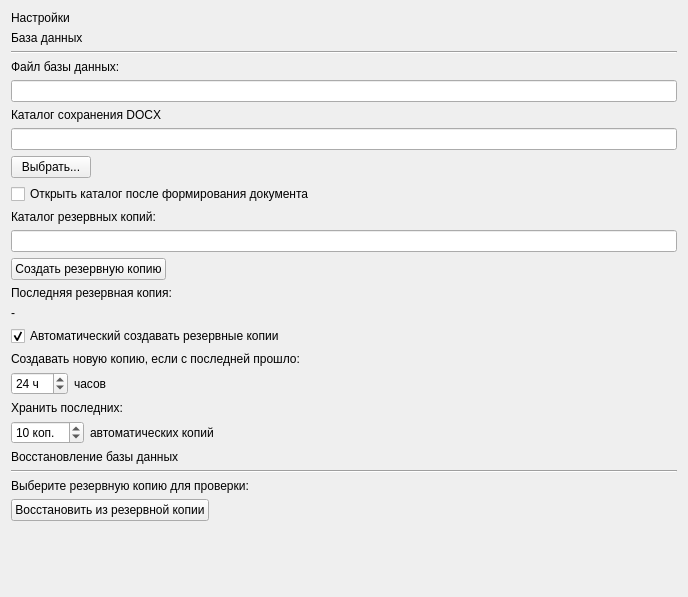
Qt form ui/settingswidget.ui (nikola240698/MeteringActs) before a commit.
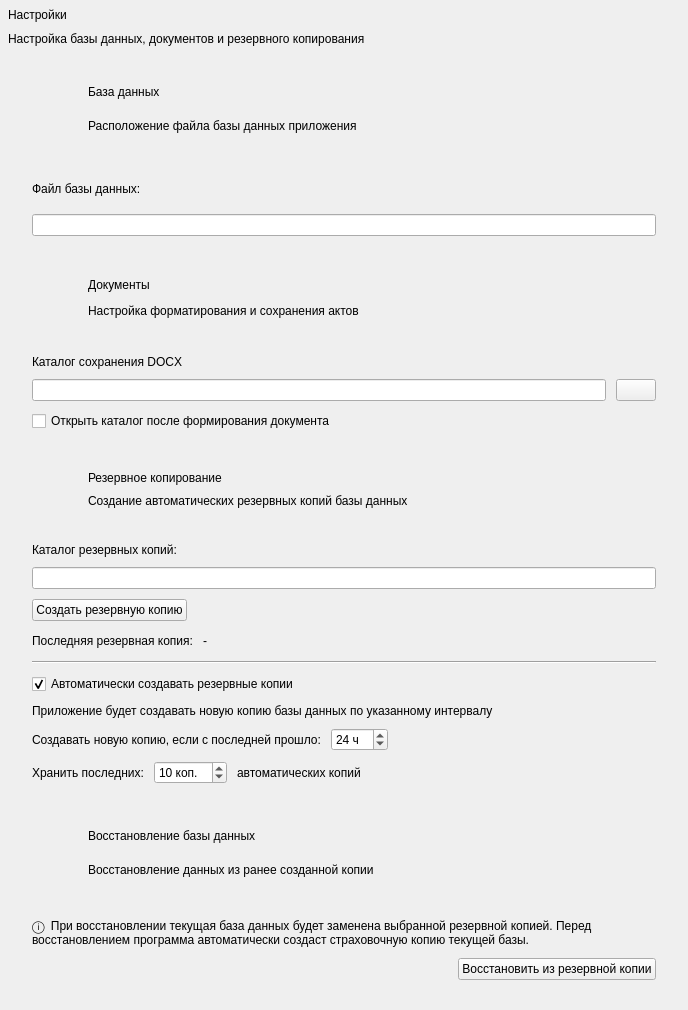
The same form after that commit. Icons and pictures are not drawn.

Commit message: Create UI and QSS for SettingsWidget

Diff of the .ui file:
```diff
--- a/ui/settingswidget.ui
+++ b/ui/settingswidget.ui
@@ -7,13 +7,28 @@
     <x>0</x>
     <y>0</y>
     <width>688</width>
-    <height>597</height>
+    <height>1010</height>
    </rect>
   </property>
   <property name="windowTitle">
    <string>SettingsWidget</string>
   </property>
-  <layout class="QVBoxLayout" name="verticalLayout">
+  <layout class="QVBoxLayout" name="SettingsWidgetLayout">
+   <property name="spacing">
+    <number>10</number>
+   </property>
+   <property name="leftMargin">
+    <number>8</number>
+   </property>
+   <property name="topMargin">
+    <number>8</number>
+   </property>
+   <property name="rightMargin">
+    <number>8</number>
+   </property>
+   <property name="bottomMargin">
+    <number>8</number>
+   </property>
    <item>
     <widget class="QLabel" name="titleLabel">
      <property name="text">
@@ -22,6 +37,190 @@
     </widget>
    </item>
    <item>
+    <widget class="QLabel" name="subtitleLabel">
+     <property name="text">
+      <string>Настройка базы данных, документов и резервного копирования</string>
+     </property>
+    </widget>
+   </item>
+   <item>
+    <widget class="QScrollArea" name="settingsScrollArea">
+     <property name="minimumSize">
+      <size>
+       <width>0</width>
+       <height>0</height>
+      </size>
+     </property>
+     <property name="frameShape">
+      <enum>QFrame::Shape::NoFrame</enum>
+     </property>
+     <property name="horizontalScrollBarPolicy">
+      <enum>Qt::ScrollBarPolicy::ScrollBarAlwaysOff</enum>
+     </property>
+     <property name="widgetResizable">
+      <bool>true</bool>
+     </property>
+     <widget class="QWidget" name="scrollAreaWidgetContents">
+      <property name="geometry">
+       <rect>
+        <x>0</x>
+        <y>-5</y>
+        <width>660</width>
+        <height>947</height>
+       </rect>
+      </property>
+      <layout class="QVBoxLayout" name="settingsLayout">
+       <property name="spacing">
+        <number>10</number>
+       </property>
+       <property name="leftMargin">
+        <number>8</number>
+       </property>
+       <property name="topMargin">
+        <number>8</number>
+       </property>
+       <property name="rightMargin">
+        <number>8</number>
+       </property>
+       <property name="bottomMargin">
+        <number>8</number>
+       </property>
+       <item>
+        <widget class="QFrame" name="databaseCard">
+         <property name="minimumSize">
+          <size>
+           <width>0</width>
+           <height>0</height>
+          </size>
+         </property>
+         <property name="frameShape">
+          <enum>QFrame::Shape::NoFrame</enum>
+         </property>
+         <property name="frameShadow">
+          <enum>QFrame::Shadow::Raised</enum>
+         </property>
+         <property name="card" stdset="0">
+          <bool>true</bool>
+         </property>
+         <layout class="QVBoxLayout" name="databaseCardLayout">
+          <property name="leftMargin">
+           <number>0</number>
+          </property>
+          <property name="topMargin">
+           <number>0</number>
+          </property>
+          <property name="rightMargin">
+           <number>0</number>
+          </property>
+          <property name="bottomMargin">
+           <number>0</number>
+          </property>
+          <item>
+           <widget class="QWidget" name="databaseHeader" native="true">
+            <property name="minimumSize">
+             <size>
+              <width>0</width>
+              <height>0</height>
+             </size>
+            </property>
+            <property name="cardHeader" stdset="0">
+             <bool>true</bool>
+            </property>
+            <layout class="QHBoxLayout" name="databaseHeaderLayout">
+             <property name="spacing">
+              <number>12</number>
+             </property>
+             <property name="leftMargin">
+              <number>16</number>
+             </property>
+             <property name="topMargin">
+              <number>12</number>
+             </property>
+             <property name="rightMargin">
+              <number>16</number>
+             </property>
+             <property name="bottomMargin">
+              <number>12</number>
+             </property>
+             <item>
+              <widget class="QFrame" name="databaseIconFrame">
+               <property name="sizePolicy">
+                <sizepolicy hsizetype="Fixed" vsizetype="Fixed">
+                 <horstretch>0</horstretch>
+                 <verstretch>0</verstretch>
+                </sizepolicy>
+               </property>
+               <property name="minimumSize">
+                <size>
+                 <width>44</width>
+                 <height>44</height>
+                </size>
+               </property>
+               <property name="maximumSize">
+                <size>
+                 <width>44</width>
+                 <height>44</height>
+                </size>
+               </property>
+               <property name="frameShape">
+                <enum>QFrame::Shape::NoFrame</enum>
+               </property>
+               <property name="frameShadow">
+                <enum>QFrame::Shadow::Raised</enum>
+               </property>
+               <property name="iconRole" stdset="0">
+                <string>database</string>
+               </property>
+               <layout class="QHBoxLayout" name="databaseIconFrameLayout">
+                <property name="spacing">
+                 <number>0</number>
+                </property>
+                <property name="leftMargin">
+                 <number>10</number>
+                </property>
+                <property name="topMargin">
+                 <number>10</number>
+                </property>
+                <property name="rightMargin">
+                 <number>10</number>
+                </property>
+                <property name="bottomMargin">
+                 <number>10</number>
+                </property>
+                <item>
+                 <widget class="QLabel" name="databaseIconLabel">
+                  <property name="minimumSize">
+                   <size>
+                    <width>24</width>
+                    <height>24</height>
+                   </size>
+                  </property>
+                  <property name="maximumSize">
+                   <size>
+                    <width>24</width>
+                    <height>24</height>
+                   </size>
+                  </property>
+                  <property name="text">
+                   <string/>
+                  </property>
+                  <property name="pixmap">
+                   <pixmap resource="../resources/resources.qrc">:/icons/database.svg</pixmap>
+                  </property>
+                  <property name="alignment">
+                   <set>Qt::AlignmentFlag::AlignCenter</set>
+                  </property>
+                 </widget>
+                </item>
+               </layout>
+              </widget>
+             </item>
+             <item>
+              <layout class="QVBoxLayout" name="databaseTitleLayout">
+               <property name="spacing">
+                <number>2</number>
+               </property>
+               <item>
     <widget class="QLabel" name="dbLabel">
      <property name="text">
       <string>База данных</string>
@@ -29,12 +228,38 @@
     </widget>
    </item>
    <item>
-    <widget class="Line" name="line">
-     <property name="orientation">
-      <enum>Qt::Orientation::Horizontal</enum>
+                <widget class="QLabel" name="databaseSubtitleLabel">
+                 <property name="text">
+                  <string>Расположение файла базы данных приложения</string>
      </property>
     </widget>
    </item>
+              </layout>
+             </item>
+            </layout>
+           </widget>
+          </item>
+          <item>
+           <widget class="QWidget" name="databaseBody" native="true">
+            <property name="cardBody" stdset="0">
+             <bool>true</bool>
+            </property>
+            <layout class="QVBoxLayout" name="databaseBodyLayout">
+             <property name="spacing">
+              <number>10</number>
+             </property>
+             <property name="leftMargin">
+              <number>16</number>
+             </property>
+             <property name="topMargin">
+              <number>14</number>
+             </property>
+             <property name="rightMargin">
+              <number>16</number>
+             </property>
+             <property name="bottomMargin">
+              <number>14</number>
+             </property>
    <item>
     <widget class="QLabel" name="databasePathLabel">
      <property name="text">
@@ -43,16 +268,185 @@
     </widget>
    </item>
    <item>
-    <widget class="QLineEdit" name="databasePathLineEdit"/>
-   </item>
+              <widget class="QLineEdit" name="databasePathLineEdit">
+               <property name="readOnly">
+                <bool>true</bool>
+               </property>
+              </widget>
+             </item>
+            </layout>
+           </widget>
+          </item>
+         </layout>
+        </widget>
+       </item>
    <item>
-    <widget class="QLabel" name="label_5">
+        <widget class="QFrame" name="documentCard">
+         <property name="frameShape">
+          <enum>QFrame::Shape::NoFrame</enum>
+         </property>
+         <property name="frameShadow">
+          <enum>QFrame::Shadow::Raised</enum>
+         </property>
+         <property name="card" stdset="0">
+          <bool>true</bool>
+         </property>
+         <layout class="QVBoxLayout" name="documentCardLayout">
+          <property name="leftMargin">
+           <number>0</number>
+          </property>
+          <property name="topMargin">
+           <number>0</number>
+          </property>
+          <property name="rightMargin">
+           <number>0</number>
+          </property>
+          <property name="bottomMargin">
+           <number>0</number>
+          </property>
+          <item>
+           <widget class="QWidget" name="documentHeader" native="true">
+            <property name="cardHeader" stdset="0">
+             <bool>true</bool>
+            </property>
+            <layout class="QHBoxLayout" name="documentHeaderLayout">
+             <property name="spacing">
+              <number>12</number>
+             </property>
+             <property name="leftMargin">
+              <number>16</number>
+             </property>
+             <property name="topMargin">
+              <number>12</number>
+             </property>
+             <property name="rightMargin">
+              <number>16</number>
+             </property>
+             <property name="bottomMargin">
+              <number>12</number>
+             </property>
+             <item>
+              <widget class="QFrame" name="documentIconFrame">
+               <property name="minimumSize">
+                <size>
+                 <width>44</width>
+                 <height>44</height>
+                </size>
+               </property>
+               <property name="maximumSize">
+                <size>
+                 <width>44</width>
+                 <height>44</height>
+                </size>
+               </property>
+               <property name="frameShape">
+                <enum>QFrame::Shape::NoFrame</enum>
+               </property>
+               <property name="frameShadow">
+                <enum>QFrame::Shadow::Raised</enum>
+               </property>
+               <property name="iconRole" stdset="0">
+                <string>document</string>
+               </property>
+               <layout class="QHBoxLayout" name="documentIconFrameLayout">
+                <property name="spacing">
+                 <number>0</number>
+                </property>
+                <property name="leftMargin">
+                 <number>10</number>
+                </property>
+                <property name="topMargin">
+                 <number>10</number>
+                </property>
+                <property name="rightMargin">
+                 <number>10</number>
+                </property>
+                <property name="bottomMargin">
+                 <number>10</number>
+                </property>
+                <item>
+                 <widget class="QLabel" name="documentIconLabel">
+                  <property name="minimumSize">
+                   <size>
+                    <width>24</width>
+                    <height>24</height>
+                   </size>
+                  </property>
+                  <property name="maximumSize">
+                   <size>
+                    <width>24</width>
+                    <height>24</height>
+                   </size>
+                  </property>
+                  <property name="text">
+                   <string/>
+                  </property>
+                  <property name="pixmap">
+                   <pixmap resource="../resources/resources.qrc">:/icons/document.svg</pixmap>
+                  </property>
+                  <property name="alignment">
+                   <set>Qt::AlignmentFlag::AlignCenter</set>
+                  </property>
+                 </widget>
+                </item>
+               </layout>
+              </widget>
+             </item>
+             <item>
+              <layout class="QVBoxLayout" name="documentTitleLayout">
+               <property name="spacing">
+                <number>2</number>
+               </property>
+               <item>
+                <widget class="QLabel" name="documentCardTitleLabel">
+                 <property name="text">
+                  <string>Документы</string>
+                 </property>
+                </widget>
+               </item>
+               <item>
+                <widget class="QLabel" name="documentCardSubtitleLabel">
+                 <property name="text">
+                  <string>Настройка форматирования и сохранения актов</string>
+                 </property>
+                </widget>
+               </item>
+              </layout>
+             </item>
+            </layout>
+           </widget>
+          </item>
+          <item>
+           <widget class="QWidget" name="documentBody" native="true">
+            <property name="cardBody" stdset="0">
+             <bool>true</bool>
+            </property>
+            <layout class="QVBoxLayout" name="documentBodyLayout">
+             <property name="spacing">
+              <number>10</number>
+             </property>
+             <property name="leftMargin">
+              <number>16</number>
+             </property>
+             <property name="topMargin">
+              <number>14</number>
+             </property>
+             <property name="rightMargin">
+              <number>16</number>
+             </property>
+             <property name="bottomMargin">
+              <number>14</number>
+             </property>
+             <item>
+              <widget class="QLabel" name="documentGeneartorPath">
      <property name="text">
       <string>Каталог сохранения DOCX</string>
      </property>
     </widget>
    </item>
    <item>
+              <layout class="QHBoxLayout" name="documentGeneratorPathLayout">
+               <item>
     <widget class="QLineEdit" name="docxPathLineEdit">
      <property name="readOnly">
       <bool>true</bool>
@@ -60,26 +454,24 @@
     </widget>
    </item>
    <item>
-    <layout class="QHBoxLayout" name="horizontalLayout_5">
-     <item>
       <widget class="QPushButton" name="selectDocxPathButton">
        <property name="text">
-        <string>Выбрать...</string>
-       </property>
-      </widget>
-     </item>
-     <item>
-      <spacer name="horizontalSpacer_5">
-       <property name="orientation">
-        <enum>Qt::Orientation::Horizontal</enum>
-       </property>
-       <property name="sizeHint" stdset="0">
+                  <string/>
+                 </property>
+                 <property name="icon">
+                  <iconset resource="../resources/resources.qrc">
+                   <normaloff>:/icons/folder.svg</normaloff>:/icons/folder.svg</iconset>
+                 </property>
+                 <property name="iconSize">
         <size>
-         <width>40</width>
+                   <width>20</width>
          <height>20</height>
         </size>
        </property>
-      </spacer>
+                 <property name="buttonRole" stdset="0">
+                  <string>secondary</string>
+                 </property>
+                </widget>
      </item>
     </layout>
    </item>
@@ -90,6 +482,175 @@
      </property>
     </widget>
    </item>
+            </layout>
+           </widget>
+          </item>
+         </layout>
+        </widget>
+       </item>
+       <item>
+        <widget class="QFrame" name="backupCard">
+         <property name="minimumSize">
+          <size>
+           <width>0</width>
+           <height>0</height>
+          </size>
+         </property>
+         <property name="frameShape">
+          <enum>QFrame::Shape::NoFrame</enum>
+         </property>
+         <property name="frameShadow">
+          <enum>QFrame::Shadow::Raised</enum>
+         </property>
+         <property name="card" stdset="0">
+          <bool>true</bool>
+         </property>
+         <layout class="QVBoxLayout" name="backupCardLayout">
+          <property name="leftMargin">
+           <number>0</number>
+          </property>
+          <property name="topMargin">
+           <number>0</number>
+          </property>
+          <property name="rightMargin">
+           <number>0</number>
+          </property>
+          <property name="bottomMargin">
+           <number>0</number>
+          </property>
+          <item>
+           <widget class="QWidget" name="backupHeader" native="true">
+            <property name="cardHeader" stdset="0">
+             <bool>true</bool>
+            </property>
+            <layout class="QHBoxLayout" name="horizontalLayout_7">
+             <property name="spacing">
+              <number>12</number>
+             </property>
+             <property name="leftMargin">
+              <number>16</number>
+             </property>
+             <property name="topMargin">
+              <number>12</number>
+             </property>
+             <property name="rightMargin">
+              <number>16</number>
+             </property>
+             <property name="bottomMargin">
+              <number>12</number>
+             </property>
+             <item>
+              <widget class="QFrame" name="backupIconFrame">
+               <property name="minimumSize">
+                <size>
+                 <width>44</width>
+                 <height>44</height>
+                </size>
+               </property>
+               <property name="maximumSize">
+                <size>
+                 <width>44</width>
+                 <height>44</height>
+                </size>
+               </property>
+               <property name="frameShape">
+                <enum>QFrame::Shape::NoFrame</enum>
+               </property>
+               <property name="frameShadow">
+                <enum>QFrame::Shadow::Raised</enum>
+               </property>
+               <layout class="QHBoxLayout" name="backupIconFrameLayout">
+                <property name="spacing">
+                 <number>0</number>
+                </property>
+                <property name="leftMargin">
+                 <number>10</number>
+                </property>
+                <property name="topMargin">
+                 <number>10</number>
+                </property>
+                <property name="rightMargin">
+                 <number>10</number>
+                </property>
+                <property name="bottomMargin">
+                 <number>10</number>
+                </property>
+                <item>
+                 <widget class="QLabel" name="backupIconLabel">
+                  <property name="minimumSize">
+                   <size>
+                    <width>24</width>
+                    <height>24</height>
+                   </size>
+                  </property>
+                  <property name="maximumSize">
+                   <size>
+                    <width>24</width>
+                    <height>24</height>
+                   </size>
+                  </property>
+                  <property name="text">
+                   <string/>
+                  </property>
+                  <property name="pixmap">
+                   <pixmap resource="../resources/resources.qrc">:/icons/backup.svg</pixmap>
+                  </property>
+                  <property name="alignment">
+                   <set>Qt::AlignmentFlag::AlignCenter</set>
+                  </property>
+                  <property name="iconRole" stdset="0">
+                   <string>backup</string>
+                  </property>
+                 </widget>
+                </item>
+               </layout>
+              </widget>
+             </item>
+             <item>
+              <layout class="QVBoxLayout" name="backupTitleLayout">
+               <property name="spacing">
+                <number>2</number>
+               </property>
+               <item>
+                <widget class="QLabel" name="backupTitleLabel">
+                 <property name="text">
+                  <string>Резервное копирование</string>
+                 </property>
+                </widget>
+               </item>
+               <item>
+                <widget class="QLabel" name="buckupSubtitleLabel">
+                 <property name="text">
+                  <string>Создание автоматических резервных копий базы данных</string>
+                 </property>
+                </widget>
+               </item>
+              </layout>
+             </item>
+            </layout>
+           </widget>
+          </item>
+          <item>
+           <widget class="QWidget" name="backupBody" native="true">
+            <property name="cardBody" stdset="0">
+             <bool>true</bool>
+            </property>
+            <layout class="QVBoxLayout" name="backupBodyLayout">
+             <property name="spacing">
+              <number>10</number>
+             </property>
+             <property name="leftMargin">
+              <number>16</number>
+             </property>
+             <property name="topMargin">
+              <number>14</number>
+             </property>
+             <property name="rightMargin">
+              <number>16</number>
+             </property>
+             <property name="bottomMargin">
+              <number>14</number>
+             </property>
    <item>
     <widget class="QLabel" name="backupPathLabel">
      <property name="text">
@@ -98,15 +659,32 @@
     </widget>
    </item>
    <item>
-    <widget class="QLineEdit" name="backupPathLineEdit"/>
+              <widget class="QLineEdit" name="backupPathLineEdit">
+               <property name="readOnly">
+                <bool>true</bool>
+               </property>
+              </widget>
    </item>
    <item>
-    <layout class="QHBoxLayout" name="horizontalLayout">
+              <layout class="QHBoxLayout" name="bakupNuttonLayout">
      <item>
       <widget class="QPushButton" name="createBackupButton">
        <property name="text">
         <string>Создать резервную копию</string>
        </property>
+                 <property name="icon">
+                  <iconset resource="../resources/resources.qrc">
+                   <normaloff>:/icons/backup-action.svg</normaloff>:/icons/backup-action.svg</iconset>
+                 </property>
+                 <property name="iconSize">
+                  <size>
+                   <width>20</width>
+                   <height>20</height>
+                  </size>
+                 </property>
+                 <property name="buttonRole" stdset="0">
+                  <string>primary</string>
+                 </property>
       </widget>
      </item>
      <item>
@@ -124,6 +702,8 @@
      </item>
     </layout>
    </item>
+             <item>
+              <layout class="QHBoxLayout" name="backupLastLayout">
    <item>
     <widget class="QLabel" name="lsatBackupTitle">
      <property name="text">
@@ -132,16 +712,38 @@
     </widget>
    </item>
    <item>
-    <widget class="QLabel" name="lastbackupLabel">
+                <widget class="QLabel" name="lastBackupLabel">
      <property name="text">
       <string>-</string>
      </property>
     </widget>
    </item>
    <item>
+                <spacer name="backupLastSpacer">
+                 <property name="orientation">
+                  <enum>Qt::Orientation::Horizontal</enum>
+                 </property>
+                 <property name="sizeHint" stdset="0">
+                  <size>
+                   <width>40</width>
+                   <height>20</height>
+                  </size>
+                 </property>
+                </spacer>
+               </item>
+              </layout>
+             </item>
+             <item>
+              <widget class="Line" name="line">
+               <property name="orientation">
+                <enum>Qt::Orientation::Horizontal</enum>
+               </property>
+              </widget>
+             </item>
+             <item>
     <widget class="QCheckBox" name="automaticBackupCheckBox">
      <property name="text">
-      <string>Автоматический создавать резервные копии</string>
+                <string>Автоматически создавать резервные копии</string>
      </property>
      <property name="checked">
       <bool>true</bool>
@@ -149,15 +751,22 @@
     </widget>
    </item>
    <item>
-    <widget class="QLabel" name="label_3">
+              <widget class="QLabel" name="backupInformationLabel">
+               <property name="text">
+                <string>Приложение будет создавать новую копию базы данных по указанному интервалу</string>
+               </property>
+              </widget>
+             </item>
+             <item>
+              <layout class="QHBoxLayout" name="backupIntervalLayout">
+               <item>
+                <widget class="QLabel" name="backupIntervalLabel">
      <property name="text">
       <string>Создавать новую копию, если с последней прошло:</string>
      </property>
     </widget>
    </item>
    <item>
-    <layout class="QHBoxLayout" name="horizontalLayout_3">
-     <item>
       <widget class="QSpinBox" name="backupIntervalSpinBox">
        <property name="suffix">
         <string> ч</string>
@@ -174,14 +783,7 @@
       </widget>
      </item>
      <item>
-      <widget class="QLabel" name="automacticbackupLabel">
-       <property name="text">
-        <string>часов</string>
-       </property>
-      </widget>
-     </item>
-     <item>
-      <spacer name="horizontalSpacer_3">
+                <spacer name="backupIntervalSpacer">
        <property name="orientation">
         <enum>Qt::Orientation::Horizontal</enum>
        </property>
@@ -196,15 +798,15 @@
     </layout>
    </item>
    <item>
-    <widget class="QLabel" name="label_4">
+              <layout class="QHBoxLayout" name="backupNumberLayout">
+               <item>
+                <widget class="QLabel" name="databaseCopyLabel">
      <property name="text">
       <string>Хранить последних:</string>
      </property>
     </widget>
    </item>
    <item>
-    <layout class="QHBoxLayout" name="horizontalLayout_4">
-     <item>
       <widget class="QSpinBox" name="backupKeepCountSpinBox">
        <property name="suffix">
         <string> коп.</string>
@@ -228,7 +830,7 @@
       </widget>
      </item>
      <item>
-      <spacer name="horizontalSpacer_4">
+                <spacer name="backupNumberSpacer">
        <property name="orientation">
         <enum>Qt::Orientation::Horizontal</enum>
        </property>
@@ -242,63 +844,249 @@
      </item>
     </layout>
    </item>
+            </layout>
+           </widget>
+          </item>
+         </layout>
+        </widget>
+       </item>
    <item>
-    <widget class="QLabel" name="label">
+        <widget class="QFrame" name="restoreCard">
+         <property name="minimumSize">
+          <size>
+           <width>0</width>
+           <height>0</height>
+          </size>
+         </property>
+         <property name="frameShape">
+          <enum>QFrame::Shape::NoFrame</enum>
+         </property>
+         <property name="frameShadow">
+          <enum>QFrame::Shadow::Raised</enum>
+         </property>
+         <property name="card" stdset="0">
+          <bool>true</bool>
+         </property>
+         <layout class="QVBoxLayout" name="restoreCardLayout">
+          <property name="leftMargin">
+           <number>0</number>
+          </property>
+          <property name="topMargin">
+           <number>0</number>
+          </property>
+          <property name="rightMargin">
+           <number>0</number>
+          </property>
+          <property name="bottomMargin">
+           <number>0</number>
+          </property>
+          <item>
+           <widget class="QFrame" name="restoreHeader">
+            <property name="frameShape">
+             <enum>QFrame::Shape::NoFrame</enum>
+            </property>
+            <property name="frameShadow">
+             <enum>QFrame::Shadow::Raised</enum>
+            </property>
+            <property name="cardHeader" stdset="0">
+             <bool>true</bool>
+            </property>
+            <layout class="QHBoxLayout" name="restoreHeaderLayout">
+             <property name="spacing">
+              <number>12</number>
+             </property>
+             <property name="leftMargin">
+              <number>16</number>
+             </property>
+             <property name="topMargin">
+              <number>12</number>
+             </property>
+             <property name="rightMargin">
+              <number>16</number>
+             </property>
+             <property name="bottomMargin">
+              <number>12</number>
+             </property>
+             <item>
+              <widget class="QFrame" name="restoreIconFrame">
+               <property name="sizePolicy">
+                <sizepolicy hsizetype="Preferred" vsizetype="Preferred">
+                 <horstretch>0</horstretch>
+                 <verstretch>0</verstretch>
+                </sizepolicy>
+               </property>
+               <property name="minimumSize">
+                <size>
+                 <width>44</width>
+                 <height>44</height>
+                </size>
+               </property>
+               <property name="maximumSize">
+                <size>
+                 <width>44</width>
+                 <height>44</height>
+                </size>
+               </property>
+               <property name="frameShape">
+                <enum>QFrame::Shape::NoFrame</enum>
+               </property>
+               <property name="frameShadow">
+                <enum>QFrame::Shadow::Raised</enum>
+               </property>
+               <property name="iconRole" stdset="0">
+                <string>restore</string>
+               </property>
+               <layout class="QHBoxLayout" name="restoreIconFrameLayout">
+                <property name="spacing">
+                 <number>0</number>
+                </property>
+                <property name="leftMargin">
+                 <number>10</number>
+                </property>
+                <property name="topMargin">
+                 <number>10</number>
+                </property>
+                <property name="rightMargin">
+                 <number>10</number>
+                </property>
+                <property name="bottomMargin">
+                 <number>10</number>
+                </property>
+                <item>
+                 <widget class="QLabel" name="restoreIconLabel">
+                  <property name="minimumSize">
+                   <size>
+                    <width>24</width>
+                    <height>24</height>
+                   </size>
+                  </property>
+                  <property name="maximumSize">
+                   <size>
+                    <width>24</width>
+                    <height>24</height>
+                   </size>
+                  </property>
+                  <property name="text">
+                   <string/>
+                  </property>
+                  <property name="pixmap">
+                   <pixmap resource="../resources/resources.qrc">:/icons/restore.svg</pixmap>
+                  </property>
+                  <property name="alignment">
+                   <set>Qt::AlignmentFlag::AlignCenter</set>
+                  </property>
+                 </widget>
+                </item>
+               </layout>
+              </widget>
+             </item>
+             <item>
+              <layout class="QVBoxLayout" name="restoreTitleLyaout">
+               <property name="spacing">
+                <number>2</number>
+               </property>
+               <item>
+                <widget class="QLabel" name="restoreTitleLabel">
      <property name="text">
       <string>Восстановление базы данных</string>
      </property>
     </widget>
    </item>
    <item>
-    <widget class="Line" name="line_2">
+                <widget class="QLabel" name="restoreSubtitleLabel">
+                 <property name="text">
+                  <string>Восстановление данных из ранее созданной копии</string>
+                 </property>
+                </widget>
+               </item>
+              </layout>
+             </item>
+            </layout>
+           </widget>
+          </item>
+          <item>
+           <widget class="QFrame" name="restoreBody">
+            <property name="frameShape">
+             <enum>QFrame::Shape::NoFrame</enum>
+            </property>
+            <property name="frameShadow">
+             <enum>QFrame::Shadow::Raised</enum>
+            </property>
+            <property name="cardBody" stdset="0">
+             <bool>true</bool>
+            </property>
+            <layout class="QVBoxLayout" name="restoreBodyLayout">
+             <property name="spacing">
+              <number>10</number>
+             </property>
+             <property name="leftMargin">
+              <number>16</number>
+             </property>
+             <property name="topMargin">
+              <number>14</number>
+             </property>
+             <property name="rightMargin">
+              <number>16</number>
+             </property>
+             <property name="bottomMargin">
+              <number>14</number>
+             </property>
+             <item>
+              <widget class="QLabel" name="restoreInformationLabel">
+               <property name="text">
+                <string>ⓘ  При восстановлении текущая база данных будет заменена выбранной резервной копией. Перед восстановлением программа автоматически создаст страховочную копию текущей базы.</string>
+               </property>
+               <property name="wordWrap">
+                <bool>true</bool>
+               </property>
+              </widget>
+             </item>
+             <item>
+              <layout class="QHBoxLayout" name="restoreButtonLayout">
+               <item>
+                <spacer name="restoreButtonSpacer">
      <property name="orientation">
       <enum>Qt::Orientation::Horizontal</enum>
      </property>
-    </widget>
-   </item>
-   <item>
-    <widget class="QLabel" name="label_2">
-     <property name="text">
-      <string>Выберите резервную копию для проверки:</string>
-     </property>
-    </widget>
-   </item>
-   <item>
-    <layout class="QHBoxLayout" name="horizontalLayout_2">
+                 <property name="sizeHint" stdset="0">
+                  <size>
+                   <width>40</width>
+                   <height>20</height>
+                  </size>
+                 </property>
+                </spacer>
+               </item>
      <item>
       <widget class="QPushButton" name="restoreBackupButton">
        <property name="text">
         <string>Восстановить из резервной копии</string>
        </property>
-      </widget>
-     </item>
-     <item>
-      <spacer name="horizontalSpacer_2">
-       <property name="orientation">
-        <enum>Qt::Orientation::Horizontal</enum>
-       </property>
-       <property name="sizeHint" stdset="0">
-        <size>
-         <width>40</width>
-         <height>20</height>
-        </size>
-       </property>
-      </spacer>
-     </item>
-    </layout>
-   </item>
-   <item>
-    <spacer name="verticalSpacer">
-     <property name="orientation">
-      <enum>Qt::Orientation::Vertical</enum>
-     </property>
-     <property name="sizeHint" stdset="0">
+                 <property name="icon">
+                  <iconset resource="../resources/resources.qrc">
+                   <normaloff>:/icons/restore-action.svg</normaloff>:/icons/restore-action.svg</iconset>
+                 </property>
+                 <property name="iconSize">
       <size>
        <width>20</width>
-       <height>360</height>
-      </size>
-     </property>
-    </spacer>
+                   <height>20</height>
+                  </size>
+                 </property>
+                 <property name="buttonRole" stdset="0">
+                  <string>secondary</string>
+                 </property>
+                </widget>
+               </item>
+              </layout>
+             </item>
+            </layout>
+           </widget>
+          </item>
+         </layout>
+        </widget>
+       </item>
+      </layout>
+     </widget>
+    </widget>
    </item>
   </layout>
  </widget>
```
Left out of the diff: 9 changed lines with no effect on the pictures. Lines whose indentation alone changed are shown as unchanged. The commit also changes 10 other files.
